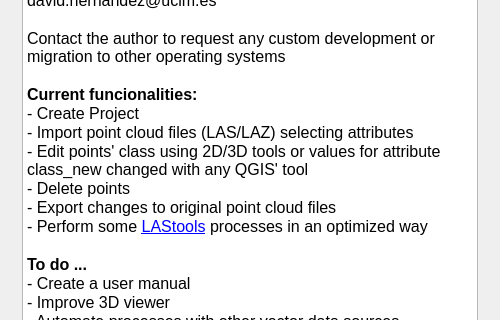
The window that point_cloud_3d_about_qdialog.ui (UCLM-PAFyC/point_cloud_3d) describes before a commit, drawn with Qt 5; both pictures show x 0 to 500 and y 142 to 462 of the 500 by 660 pixel window.
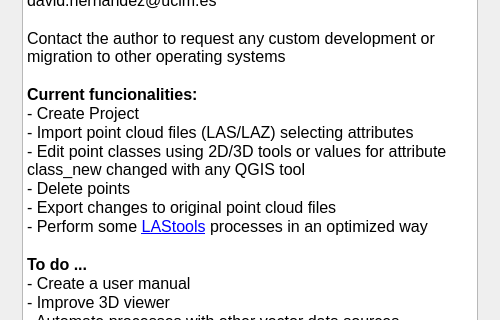
The same window after the commit. The open tabs and pages were chosen to show the change.

Commit message: updates uis and readme

Patch:
```diff
--- a/point_cloud_3d_about_qdialog.ui
+++ b/point_cloud_3d_about_qdialog.ui
@@ -130,7 +130,7 @@
         <x>0</x>
         <y>0</y>
         <width>482</width>
-        <height>576</height>
+        <height>586</height>
        </rect>
       </property>
       <attribute name="label">
@@ -147,7 +147,7 @@
 &lt;html&gt;&lt;head&gt;&lt;meta name=&quot;qrichtext&quot; content=&quot;1&quot; /&gt;&lt;style type=&quot;text/css&quot;&gt;
 p, li { white-space: pre-wrap; }
 &lt;/style&gt;&lt;/head&gt;&lt;body style=&quot; font-family:'MS Shell Dlg 2'; font-size:8.15094pt; font-weight:400; font-style:normal;&quot;&gt;
-&lt;p style=&quot; margin-top:0px; margin-bottom:0px; margin-left:0px; margin-right:0px; -qt-block-indent:0; text-indent:0px;&quot;&gt;&lt;a href=&quot;https://youtu.be/oWTB-DBD8Sw&quot;&gt;&lt;span style=&quot; font-size:12pt; text-decoration: underline; color:#0000ff;&quot;&gt;Video tutorial&lt;/span&gt;&lt;/a&gt;&lt;/p&gt;
+&lt;p style=&quot; margin-top:0px; margin-bottom:0px; margin-left:0px; margin-right:0px; -qt-block-indent:0; text-indent:0px;&quot;&gt;&lt;a href=&quot;https://youtu.be/ni-rUau5jBw&quot;&gt;&lt;span style=&quot; font-size:12pt; text-decoration: underline; color:#0000ff;&quot;&gt;Video tutorial&lt;/span&gt;&lt;/a&gt;&lt;/p&gt;
 &lt;p style=&quot;-qt-paragraph-type:empty; margin-top:0px; margin-bottom:0px; margin-left:0px; margin-right:0px; -qt-block-indent:0; text-indent:0px; font-size:8.15094pt;&quot;&gt;&lt;br /&gt;&lt;/p&gt;
 &lt;p style=&quot; margin-top:0px; margin-bottom:0px; margin-left:0px; margin-right:0px; -qt-block-indent:0; text-indent:0px;&quot;&gt;&lt;span style=&quot; font-size:12pt;&quot;&gt;Please report any bugs and enhancement ideas by email: david.hernandez@uclm.es&lt;/span&gt;&lt;/p&gt;
 &lt;p style=&quot;-qt-paragraph-type:empty; margin-top:0px; margin-bottom:0px; margin-left:0px; margin-right:0px; -qt-block-indent:0; text-indent:0px; font-size:12pt;&quot;&gt;&lt;br /&gt;&lt;/p&gt;
@@ -156,7 +156,7 @@
 &lt;p style=&quot; margin-top:0px; margin-bottom:0px; margin-left:0px; margin-right:0px; -qt-block-indent:0; text-indent:0px;&quot;&gt;&lt;span style=&quot; font-size:12pt; font-weight:600;&quot;&gt;Current funcionalities:&lt;/span&gt;&lt;/p&gt;
 &lt;p style=&quot; margin-top:0px; margin-bottom:0px; margin-left:0px; margin-right:0px; -qt-block-indent:0; text-indent:0px;&quot;&gt;&lt;span style=&quot; font-size:12pt;&quot;&gt;- Create Project&lt;/span&gt;&lt;/p&gt;
 &lt;p style=&quot; margin-top:0px; margin-bottom:0px; margin-left:0px; margin-right:0px; -qt-block-indent:0; text-indent:0px;&quot;&gt;&lt;span style=&quot; font-size:12pt;&quot;&gt;- Import point cloud files (LAS/LAZ) selecting attributes&lt;/span&gt;&lt;/p&gt;
-&lt;p style=&quot; margin-top:0px; margin-bottom:0px; margin-left:0px; margin-right:0px; -qt-block-indent:0; text-indent:0px;&quot;&gt;&lt;span style=&quot; font-size:12pt;&quot;&gt;- Edit points' class using 2D/3D tools or values for attribute class_new changed with any QGIS' tool&lt;/span&gt;&lt;/p&gt;
+&lt;p style=&quot; margin-top:0px; margin-bottom:0px; margin-left:0px; margin-right:0px; -qt-block-indent:0; text-indent:0px;&quot;&gt;&lt;span style=&quot; font-size:12pt;&quot;&gt;- Edit point classes using 2D/3D tools or values for attribute class_new changed with any QGIS tool&lt;/span&gt;&lt;/p&gt;
 &lt;p style=&quot; margin-top:0px; margin-bottom:0px; margin-left:0px; margin-right:0px; -qt-block-indent:0; text-indent:0px;&quot;&gt;&lt;span style=&quot; font-size:12pt;&quot;&gt;- Delete points&lt;/span&gt;&lt;/p&gt;
 &lt;p style=&quot; margin-top:0px; margin-bottom:0px; margin-left:0px; margin-right:0px; -qt-block-indent:0; text-indent:0px;&quot;&gt;&lt;span style=&quot; font-size:12pt;&quot;&gt;- Export changes to original point cloud files&lt;/span&gt;&lt;/p&gt;
 &lt;p style=&quot; margin-top:0px; margin-bottom:0px; margin-left:0px; margin-right:0px; -qt-block-indent:0; text-indent:0px;&quot;&gt;&lt;span style=&quot; font-size:12pt;&quot;&gt;- Perform some &lt;/span&gt;&lt;a href=&quot;https://rapidlasso.com/lastools/&quot;&gt;&lt;span style=&quot; font-size:12pt; text-decoration: underline; color:#0000ff;&quot;&gt;LAStools&lt;/span&gt;&lt;/a&gt;&lt;span style=&quot; font-size:12pt;&quot;&gt; processes in an optimized way&lt;/span&gt;&lt;/p&gt;
```
Left out of the diff: 2 changed lines with no effect on the pictures. The commit also changes 2 other files.
